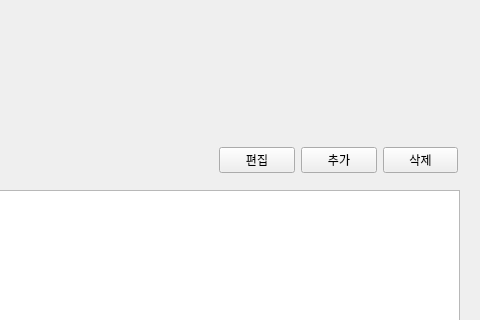
Old version of the form mainWindow.ui in the repository redzisu/memo-py; both pictures show x 311 to 791 and y 210 to 530 of the 791 by 789 pixel window.
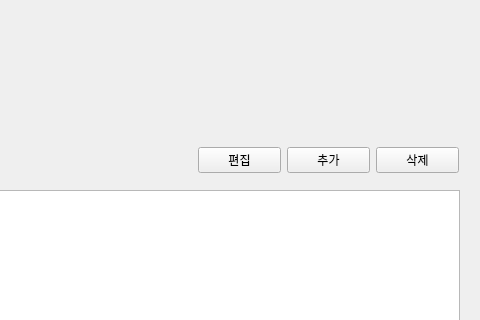
New version of the form.

The edit to the form file:
```diff
--- a/mainWindow.ui
+++ b/mainWindow.ui
@@ -45,9 +45,9 @@
    <widget class="QWidget" name="horizontalLayoutWidget">
     <property name="geometry">
      <rect>
-      <x>530</x>
+      <x>509</x>
       <y>350</y>
-      <width>239</width>
+      <width>261</width>
       <height>41</height>
      </rect>
     </property>
```
